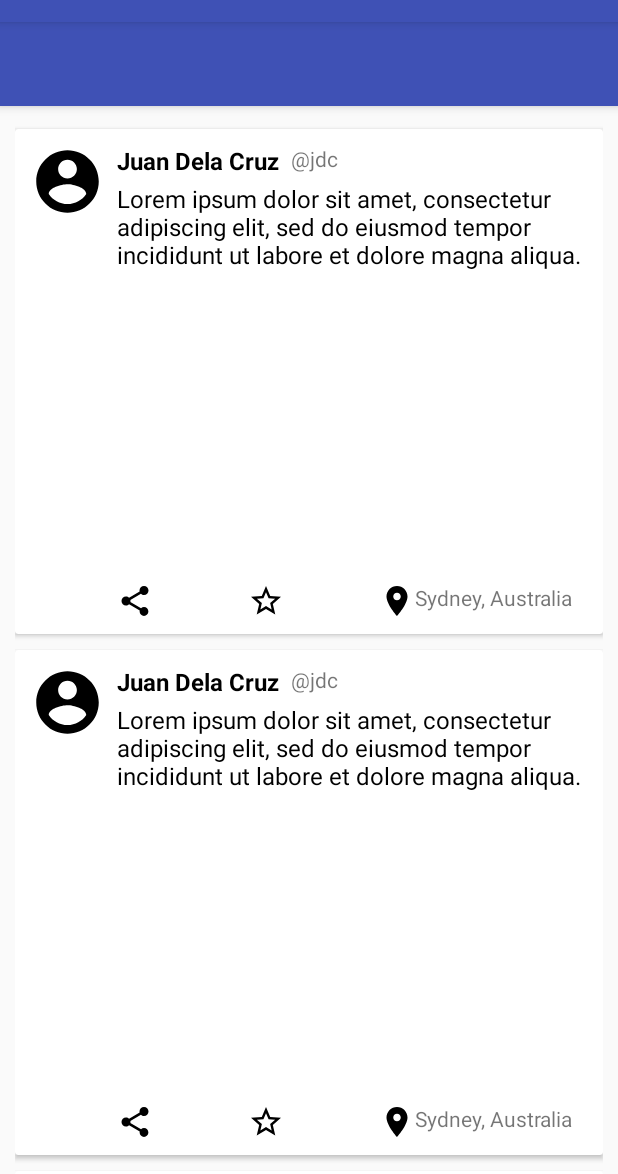
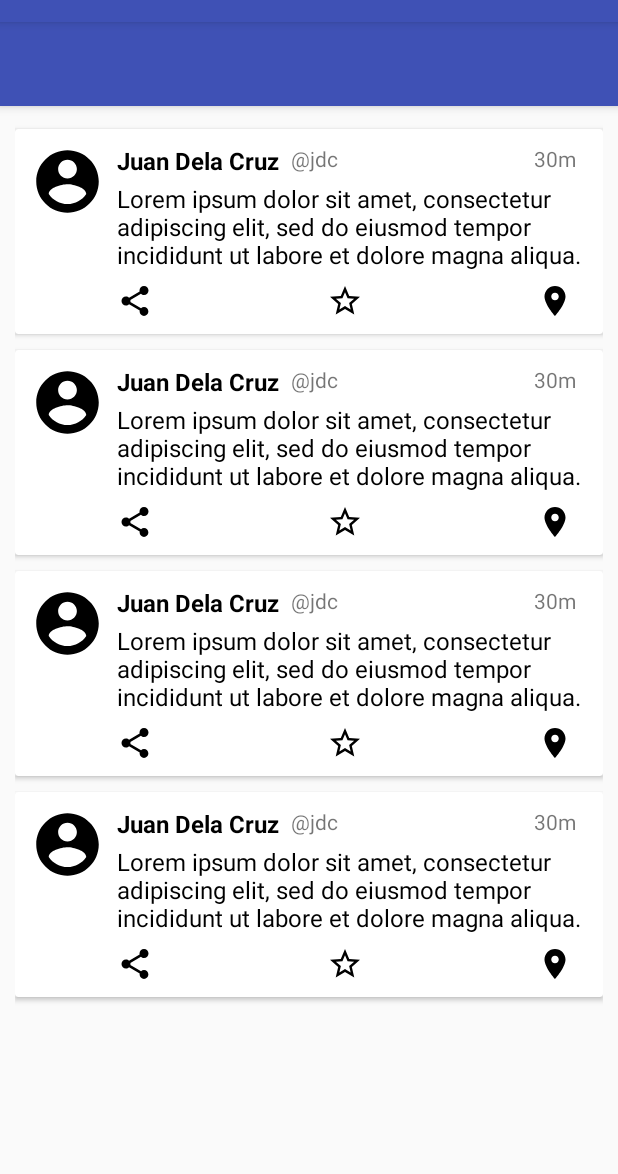
Before and after one commit to dtlim/RecyclerViewAnimations, an Android app: the screen it shows after launch (MainActivity), on a phone screen of 412 x 824 dp, the part 62-1236 px from its top. Run offline under Robolectric (Android 15) with nearby library versions, the phone set to English and light mode, and no system bars; our stand-ins replace ButterKnife, Picasso; pictures from the network do not load.

Commit message:
Dummy data for recyclerview. setting of viewholder properties.

```diff
--- a/app/build.gradle
+++ b/app/build.gradle
@@ -34,5 +34,7 @@ dependencies {
     compile 'com.jakewharton:butterknife:8.8.1'
     annotationProcessor 'com.jakewharton:butterknife-compiler:8.8.1'
 
+    compile 'com.squareup.picasso:picasso:2.5.2'
+
     testCompile 'junit:junit:4.12'
 }
--- a/app/src/main/AndroidManifest.xml
+++ b/app/src/main/AndroidManifest.xml
@@ -1,6 +1,8 @@
 <?xml version="1.0" encoding="utf-8"?>
 <manifest xmlns:android="http://schemas.android.com/apk/res/android"
     package="com.dtlim.recyclerviewanimations">
+
+    <uses-permission android:name="android.permission.INTERNET"/>
 
     <application
         android:allowBackup="true"
--- a/app/src/main/java/com/dtlim/recyclerviewanimations/FeedAdapter.java
+++ b/app/src/main/java/com/dtlim/recyclerviewanimations/FeedAdapter.java
@@ -1,11 +1,14 @@
 package com.dtlim.recyclerviewanimations;
 
+import android.content.Context;
 import android.support.v7.widget.RecyclerView;
-import android.text.Layout;
 import android.util.Log;
 import android.view.LayoutInflater;
 import android.view.View;
 import android.view.ViewGroup;
+
+import com.squareup.picasso.Callback;
+import com.squareup.picasso.Picasso;
 
 import java.util.ArrayList;
 import java.util.List;
@@ -14,24 +17,73 @@ import java.util.List;
  * Created by dale on 9/24/2017.
  */
 
-public class FeedAdapter extends RecyclerView.Adapter {
+public class FeedAdapter extends RecyclerView.Adapter<FeedViewHolder> {
 
     private List<FeedItem> feedItems = new ArrayList<>();
+    private Context context;
+
+    public FeedAdapter(Context context) {
+        this.context = context;
+    }
 
     @Override
-    public RecyclerView.ViewHolder onCreateViewHolder(ViewGroup parent, int viewType) {
+    public FeedViewHolder onCreateViewHolder(ViewGroup parent, int viewType) {
         LayoutInflater inflater = LayoutInflater.from(parent.getContext());
         View view = inflater.inflate(R.layout.viewholder_feed_item, parent, false);
         return new FeedViewHolder(view);
     }
 
     @Override
-    public void onBindViewHolder(RecyclerView.ViewHolder holder, int position) {
-        Log.d("BIND", "onBindViewHolder: " + position);
+    public void onBindViewHolder(final FeedViewHolder holder, int position) {
+        final FeedItem item = feedItems.get(position);
+
+        if(!item.getProfilePictureUrl().isEmpty()) {
+            Picasso.with(context)
+                    .load(item.getProfilePictureUrl())
+                    .fit()
+                    .centerCrop()
+                    .placeholder(R.drawable.ic_profile)
+                    .error(R.drawable.ic_profile)
+                    .into(holder.imageViewProfilePicture);
+        }
+
+        if(!item.getImageUrl().isEmpty()) {
+            holder.imageViewContent.setVisibility(View.VISIBLE);
+            Picasso.with(context)
+                    .load(item.getImageUrl())
+                    .fit()
+                    .centerCrop()
+                    .into(holder.imageViewContent, new Callback() {
+                        @Override
+                        public void onSuccess() {
+
+                        }
+
+                        @Override
+                        public void onError() {
+                            Log.d("IMAGE", "onError: " + item.getImageUrl());
+                            holder.imageViewContent.setVisibility(View.GONE);
+                        }
+                    });
+        }
+        else {
+            holder.imageViewContent.setVisibility(View.GONE);
+        }
+
+        holder.textViewName.setText(item.getName());
+        holder.textViewUsername.setText(item.getUsername());
+        holder.textViewContent.setText(item.getContent());
+        holder.textViewLocation.setText(item.getLocation());
+        holder.textViewTime.setText(item.getTime());
+    }
+
+    public void setFeedItems(List<FeedItem> feedItems) {
+        this.feedItems = feedItems;
+        notifyDataSetChanged();
     }
 
     @Override
     public int getItemCount() {
-        return 5;//feedItems.size();
+        return feedItems.size();
     }
 }
--- a/app/src/main/java/com/dtlim/recyclerviewanimations/FeedViewHolder.java
+++ b/app/src/main/java/com/dtlim/recyclerviewanimations/FeedViewHolder.java
@@ -6,6 +6,7 @@ import android.widget.ImageView;
 import android.widget.TextView;
 
 import butterknife.BindView;
+import butterknife.ButterKnife;
 
 /**
  * Created by dale on 9/26/2017.
@@ -13,14 +14,29 @@ import butterknife.BindView;
 
 public class FeedViewHolder extends RecyclerView.ViewHolder {
 
-//    @BindView(R.id.imageview_profile_picture)
-//    ImageView imageViewProfilePicture;
-//    @BindView(R.id.textview_name)
-//    TextView textViewName;
-//    @BindView(R.id.textview_username)
-//    TextView textViewUsername;
+    @BindView(R.id.imageview_profile_picture)
+    ImageView imageViewProfilePicture;
+    @BindView(R.id.imageview_content)
+    ImageView imageViewContent;
+
+    @BindView(R.id.imageview_share)
+    ImageView imageViewShare;
+    @BindView(R.id.imageview_star)
+    ImageView imageViewStar;
+
+    @BindView(R.id.textview_name)
+    TextView textViewName;
+    @BindView(R.id.textview_username)
+    TextView textViewUsername;
+    @BindView(R.id.textview_content)
+    TextView textViewContent;
+    @BindView(R.id.textview_location)
+    TextView textViewLocation;
+    @BindView(R.id.textview_time)
+    TextView textViewTime;
 
     public FeedViewHolder(View itemView) {
         super(itemView);
+        ButterKnife.bind(this, itemView);
     }
 }
--- a/app/src/main/java/com/dtlim/recyclerviewanimations/MainActivity.java
+++ b/app/src/main/java/com/dtlim/recyclerviewanimations/MainActivity.java
@@ -4,6 +4,9 @@ import android.support.v7.app.AppCompatActivity;
 import android.os.Bundle;
 import android.support.v7.widget.LinearLayoutManager;
 import android.support.v7.widget.RecyclerView;
+
+import java.util.ArrayList;
+import java.util.List;
 
 import butterknife.BindView;
 import butterknife.ButterKnife;
@@ -21,9 +24,42 @@ public class MainActivity extends AppCompatActivity {
         setContentView(R.layout.activity_main);
 
         ButterKnife.bind(this);
-        adapter = new FeedAdapter();
+        adapter = new FeedAdapter(this);
         recyclerView.setAdapter(adapter);
         recyclerView.setLayoutManager(new LinearLayoutManager(this));
-        adapter.notifyDataSetChanged();
+        adapter.setFeedItems(getDummyData());
+    }
+
+    private List<FeedItem> getDummyData() {
+        List<FeedItem> items = new ArrayList<>();
+
+        FeedItem item = new FeedItem("Juan Dela Cruz",
+                "@jdc",
+                "Lorem ipsum dolor sit amet, consectetur adipiscing elit, sed do eiusmod tempor incididunt ut labore et dolore magna aliqua.",
+                "30m");
+        item.setImageUrl("http://i.imgur.com/esLt02I.jpg");
+        items.add(item);
+
+        item = new FeedItem("Juan Dela Cruz",
+                "@jdc",
+                "Lorem ipsum dolor sit amet, consectetur adipiscing elit, sed do eiusmod tempor incididunt ut labore et dolore magna aliqua.",
+                "30m");
+        item.setImageUrl("http://starecat.com/content/wp-content/uploads/you-had-one-job-pikachu-tail-ears-fail.jpg");
+        items.add(item);
+
+        item = new FeedItem("Juan Dela Cruz",
+                "@jdc",
+                "Lorem ipsum dolor sit amet, consectetur adipiscing elit, sed do eiusmod tempor incididunt ut labore et dolore magna aliqua.",
+                "30m");
+        item.setImageUrl("https://i.imgur.com/uZQghgm.jpg");
+        items.add(item);
+
+        item = new FeedItem("Juan Dela Cruz",
+                "@jdc",
+                "Lorem ipsum dolor sit amet, consectetur adipiscing elit, sed do eiusmod tempor incididunt ut labore et dolore magna aliqua.",
+                "30m");
+        items.add(item);
+
+        return items;
     }
 }
--- a/app/src/main/res/layout/viewholder_feed_item.xml
+++ b/app/src/main/res/layout/viewholder_feed_item.xml
@@ -105,7 +105,7 @@
             android:layout_marginRight="10dp"
             android:layout_marginTop="8dp"
             android:drawableLeft="@drawable/ic_place"
-            android:text="Sydney, Australia"
+            android:text="Unknown"
             app:layout_constraintRight_toRightOf="parent"
             app:layout_constraintTop_toBottomOf="@+id/imageview_content" />
 
```
